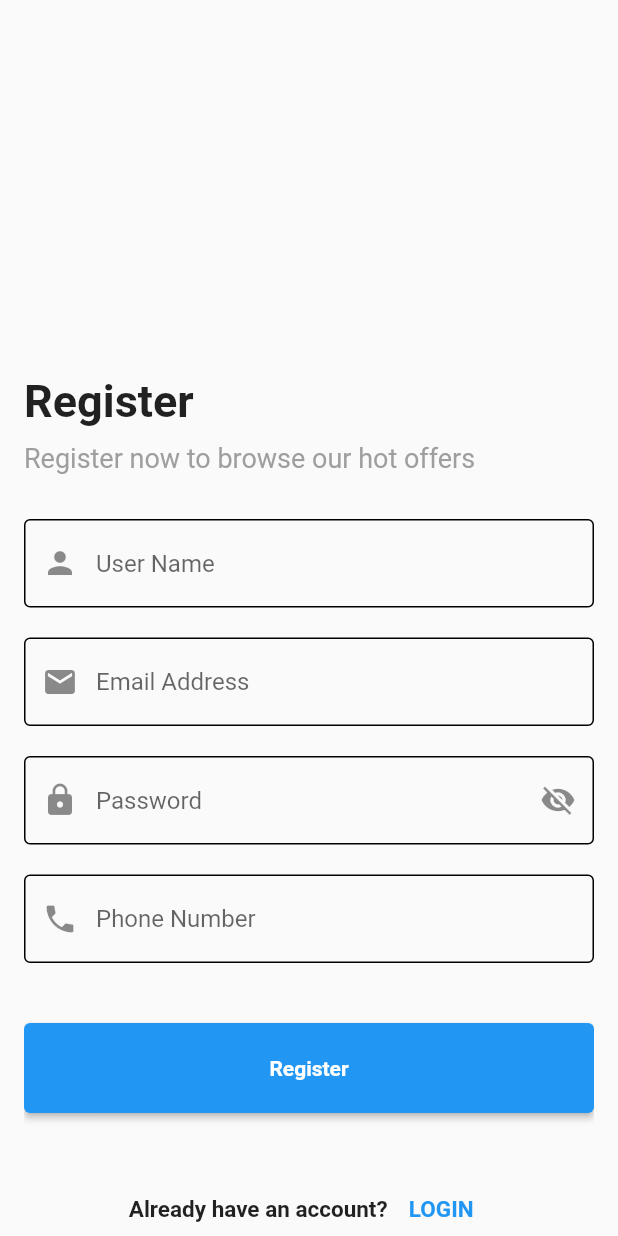
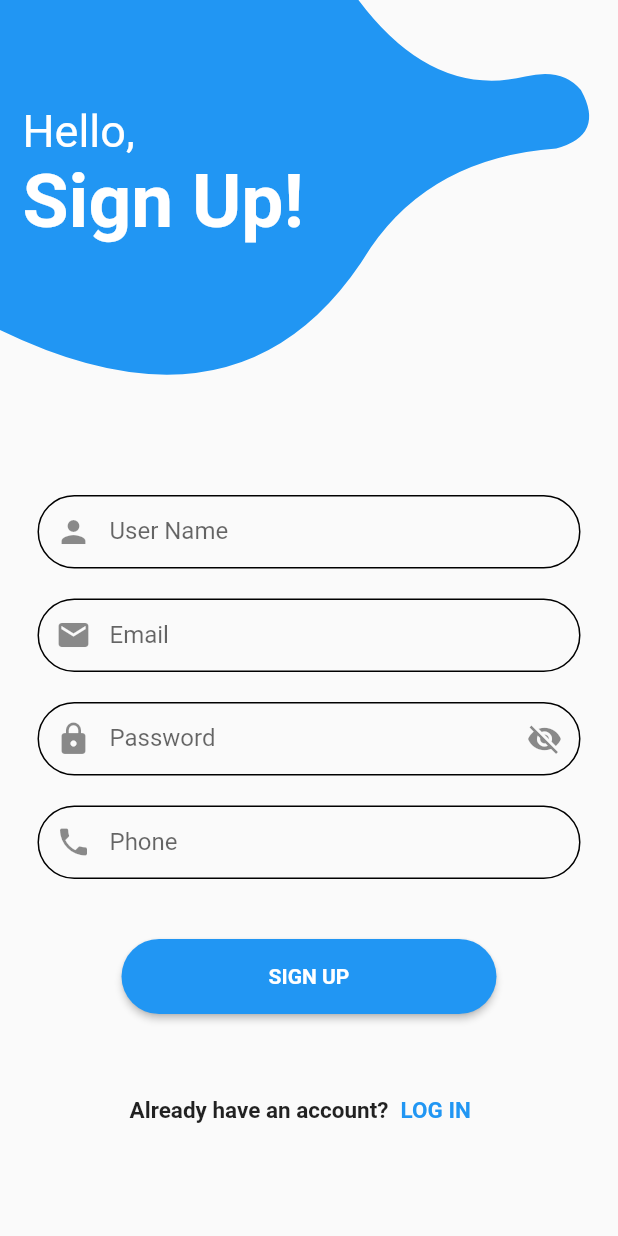
Before and after one commit to mostafa2ahmedev/socialApp, a Flutter app: the RegisterView screen opened directly, on a phone screen of 412 x 824 dp. Run offline on Flutter 3.47's test engine with Material 2 defaults, Android fonts, the phone set to English and light mode, and no system bars; our stand-ins replace cloud_firestore, firebase_auth, firebase_core, firebase_storage, flutter_bloc, font_awesome_flutter and 2 more; missing offline and left inert: icon_broken; accounts and stored records are empty.

Commit message:
SecondView

```diff
--- a/lib/Features/Auth/presenataion/Manger/AuthCubitStates.dart
+++ b/lib/Features/Auth/presenataion/Manger/AuthCubitStates.dart
@@ -1,10 +1,13 @@
 abstract class AuthStates {}
 
-// class ChangeAutoValidatorMode extends AuthStates {}
+class AuthInitialState extends AuthStates {}
+
+/////////////////////
+////////////////////
 class ChangeVisibilityMode extends AuthStates {}
 
-class LoginInitialState extends AuthStates {}
-
+///////////////////
+/////////////////
 class LoginLoadingState extends AuthStates {}
 
 class LoginSuccessState extends AuthStates {
@@ -19,6 +22,8 @@ class LoginFailureState extends AuthStates {
   LoginFailureState(this.error);
 }
 
+///////////////////////////////
+/////////////////////////
 class RegisterLoadingState extends AuthStates {}
 
 class RegisterSuccessState extends AuthStates {}
@@ -29,6 +34,8 @@ class RegisterFailureState extends AuthStates {
   RegisterFailureState(this.error);
 }
 
+//////////////////////////
+////////////////////////
 class CreateUserSuccessState extends AuthStates {}
 
 class CreateUserFailureState extends AuthStates {
--- /dev/null
+++ b/lib/Features/Auth/presenataion/views/AuthHome/AuthButton.dart
@@ -0,0 +1,19 @@
+import 'package:flutter/material.dart';
+
+class AuthButton extends StatelessWidget {
+  const AuthButton({super.key, required this.onpressed, required this.child});
+  final VoidCallback onpressed;
+
+  final Widget child;
+  @override
+  Widget build(BuildContext context) {
+    return ElevatedButton(
+      style: ElevatedButton.styleFrom(
+          minimumSize: const Size(250, 50),
+          shape:
+              RoundedRectangleBorder(borderRadius: BorderRadius.circular(25))),
+      onPressed: onpressed,
+      child: child,
+    );
+  }
+}
--- /dev/null
+++ b/lib/Features/Auth/presenataion/views/AuthHome/HaveAccountOrNot.dart
@@ -0,0 +1,35 @@
+import 'package:firebasepro/core/globalMethods.dart';
+import 'package:flutter/material.dart';
+
+class HaveAccountOrNot extends StatelessWidget {
+  const HaveAccountOrNot(
+      {super.key,
+      required this.text,
+      required this.textButton,
+      required this.widget});
+  final String text;
+  final String textButton;
+  final Widget widget;
+  @override
+  Widget build(BuildContext context) {
+    return Row(
+      mainAxisAlignment: MainAxisAlignment.center,
+      children: [
+        Text(
+          text,
+          style: const TextStyle(fontWeight: FontWeight.bold, fontSize: 15),
+        ),
+        TextButton(
+          onPressed: () {
+            GlobalMethod.navigatoReb(context, view: widget);
+          },
+          child: Text(
+            textButton,
+            style: const TextStyle(
+                fontSize: 15, color: Colors.blue, fontWeight: FontWeight.bold),
+          ),
+        ),
+      ],
+    );
+  }
+}
--- a/lib/core/widgets/TextFormField.dart
+++ b/lib/Features/Auth/presenataion/views/AuthHome/TextFormField.dart
@@ -12,6 +12,7 @@ class TextFormFieldAuth extends StatelessWidget {
     this.ontap,
     this.obscureText = false,
     required this.keyboardType,
+    required this.label,
   });
 
   final Function(String?)? onSaved;
@@ -23,6 +24,7 @@ class TextFormFieldAuth extends StatelessWidget {
   final VoidCallback? ontap;
   final bool obscureText;
   final TextInputType keyboardType;
+  final String label;
   @override
   Widget build(BuildContext context) {
     return TextFormField(
@@ -32,11 +34,22 @@ class TextFormFieldAuth extends StatelessWidget {
       validator: validator,
       onSaved: onSaved,
       decoration: InputDecoration(
+        contentPadding: const EdgeInsets.symmetric(
+          vertical: 15,
+        ),
+        label: Text(label),
         hintText: hinttext,
         prefixIcon: Icon(preicon),
         suffixIcon: GestureDetector(onTap: ontap, child: Icon(suficon)),
-        enabledBorder: const OutlineInputBorder(),
-        focusedBorder: const OutlineInputBorder(),
+        errorBorder: OutlineInputBorder(
+            borderRadius: BorderRadius.circular(30),
+            borderSide: const BorderSide(color: Colors.red)),
+        enabledBorder:
+            OutlineInputBorder(borderRadius: BorderRadius.circular(30)),
+        focusedBorder: OutlineInputBorder(
+          borderRadius: BorderRadius.circular(30),
+          borderSide: const BorderSide(color: Colors.blue),
+        ),
       ),
     );
   }
--- a/lib/Features/Auth/presenataion/views/RegisterView/RegisterView.dart
+++ b/lib/Features/Auth/presenataion/views/RegisterView/RegisterView.dart
@@ -8,10 +8,15 @@ class RegisterView extends StatelessWidget {
 
   @override
   Widget build(BuildContext context) {
-    return Scaffold(
-      body: BlocProvider(
-        create: (context) => AuthCubit(),
-        child: RegisterViewBody(),
+    return GestureDetector(
+      onTap: () {
+        FocusManager.instance.primaryFocus?.unfocus();
+      },
+      child: Scaffold(
+        body: BlocProvider(
+          create: (context) => AuthCubit(),
+          child: RegisterViewBody(),
+        ),
       ),
     );
   }
--- a/lib/Features/Auth/presenataion/views/RegisterView/widgets/RegisterViewBody.dart
+++ b/lib/Features/Auth/presenataion/views/RegisterView/widgets/RegisterViewBody.dart
@@ -1,12 +1,15 @@
 import 'package:firebasepro/Features/Auth/presenataion/Manger/AuthCubit.dart';
 import 'package:firebasepro/Features/Auth/presenataion/Manger/AuthCubitStates.dart';
-import 'package:firebasepro/Features/Auth/presenataion/views/loginview/loginview.dart';
+import 'package:firebasepro/Features/Auth/presenataion/views/AuthHome/AuthButton.dart';
+import 'package:firebasepro/Features/Auth/presenataion/views/AuthHome/HaveAccountOrNot.dart';
+import 'package:firebasepro/core/Clipper.dart';
+import 'package:firebasepro/core/globalMethods.dart';
 
-import 'package:firebasepro/core/widgets/TextFormField.dart';
 import 'package:flutter/material.dart';
 import 'package:flutter_bloc/flutter_bloc.dart';
 
-import '../../../../../Feeds/presentation/Views/HomeView.dart';
+import '../../AuthHome/TextFormField.dart';
+import '../../loginview/loginview.dart';
 
 class RegisterViewBody extends StatelessWidget {
   RegisterViewBody({super.key});
@@ -19,39 +22,71 @@ class RegisterViewBody extends StatelessWidget {
   Widget build(BuildContext context) {
     return BlocConsumer<AuthCubit, AuthStates>(
       listener: (context, state) {
-        if (state is CreateUserSuccessState) {
-          Navigator.pushReplacement(context,
-              MaterialPageRoute(builder: (context) {
-            return const HomeView();
-          }));
+        // if (state is CreateUserSuccessState) {
+        //   Navigator.pushReplacement(context,
+        //       MaterialPageRoute(builder: (context) {
+        //     return const HomeView();
+        //   }));
+        // }
+        if (state is RegisterSuccessState) {
+          GlobalMethod.showSnakeBar(context,
+              text: 'user created successfuly', backGroundColor: Colors.green);
+          GlobalMethod.navigatoReb(
+            context,
+            view: const LoginView(),
+          );
+        } else if (state is RegisterFailureState) {
+          GlobalMethod.showSnakeBar(
+            context,
+            text: state.error,
+            backGroundColor: Colors.green,
+          );
         }
       },
       builder: (context, state) {
-        var cubit = BlocProvider.of<AuthCubit>(context);
+        var auth = BlocProvider.of<AuthCubit>(context);
 
-        return Padding(
-          padding: const EdgeInsets.only(left: 16, right: 16, top: 250),
-          child: Form(
+        return Form(
           key: _formKey,
           // autovalidateMode: cubit.autovalidateMode,
-            child: SingleChildScrollView(
+          child: Column(
+            children: [
+              ClipPath(
+                clipper: MyClipper(),
+                child: Container(
+                  color: Colors.blue,
+                  height: 300,
+                  width: double.infinity,
+                  child: const Padding(
+                    padding: EdgeInsets.only(top: 70, left: 15),
                     child: Column(
                       crossAxisAlignment: CrossAxisAlignment.start,
                       children: [
-                  const Text(
-                    'Register',
-                    style: TextStyle(fontSize: 30, fontWeight: FontWeight.bold),
+                        Text(
+                          'Hello,',
+                          style: TextStyle(fontSize: 30, color: Colors.white),
                         ),
-                  const SizedBox(
-                    height: 10,
+                        Text(
+                          'Sign Up!',
+                          style: TextStyle(
+                              fontSize: 50,
+                              color: Colors.white,
+                              fontWeight: FontWeight.bold),
                         ),
-                  const Text(
-                    'Register now to browse our hot offers',
-                    style: TextStyle(
-                      fontSize: 18,
-                      color: Colors.grey,
+                      ],
                     ),
                   ),
+                ),
+              ),
+              Expanded(
+                child: SingleChildScrollView(
+                  physics: const BouncingScrollPhysics(),
+                  child: Padding(
+                    padding:
+                        const EdgeInsets.only(left: 25, right: 25, bottom: 40),
+                    child: Column(
+                      crossAxisAlignment: CrossAxisAlignment.center,
+                      children: [
                         const SizedBox(
                           height: 30,
                         ),
@@ -66,6 +101,7 @@ class RegisterViewBody extends StatelessWidget {
                           },
                           hinttext: 'User Name',
                           preicon: Icons.person,
+                          label: 'User Name',
                         ),
                         const SizedBox(
                           height: 20,
@@ -86,6 +122,7 @@ class RegisterViewBody extends StatelessWidget {
                           },
                           hinttext: 'Email Address',
                           preicon: Icons.email,
+                          label: 'Email',
                         ),
                         const SizedBox(
                           height: 20,
@@ -102,12 +139,13 @@ class RegisterViewBody extends StatelessWidget {
                             return null;
                           },
                           ontap: () {
-                      cubit.changeVisibilityMode();
+                            auth.changeVisibilityMode();
                           },
-                    obscureText: cubit.isVisibility,
+                          obscureText: auth.isVisibility,
                           hinttext: 'Password',
                           preicon: Icons.lock,
-                    suficon: cubit.visibility,
+                          suficon: auth.visibility,
+                          label: 'Password',
                         ),
                         const SizedBox(
                           height: 20,
@@ -121,69 +159,54 @@ class RegisterViewBody extends StatelessWidget {
                             }
                             return null;
                           },
-                    hinttext: 'Phone Number',
+                          hinttext: 'Phone',
                           preicon: Icons.phone,
+                          label: 'Phone',
                         ),
                         const SizedBox(
                           height: 40,
                         ),
-                  ElevatedButton(
-                    style: ElevatedButton.styleFrom(
-                      minimumSize: const Size(double.infinity, 60),
-                    ),
-                    onPressed: () {
+                        AuthButton(
+                          onpressed: () {
+                            FocusManager.instance.primaryFocus?.unfocus();
+
                             if (_formKey.currentState!.validate()) {
-                        cubit.userRegister(
+                              auth.userRegister(
                                   name: usercontroller.text,
                                   email: emailcontroller.text,
                                   password: passwordcontroller.text,
                                   phone: phonecontroller.text);
+                              if (state is RegisterSuccessState) {
                                 emailcontroller.clear();
                                 passwordcontroller.clear();
                                 usercontroller.clear();
                                 phonecontroller.clear();
                               }
-                      // cubit.changeValidatorMode(a: AutovalidateMode.always);
+                            }
                           },
-                    child: const Text(
-                      'Register',
+                          child: state is RegisterLoadingState
+                              ? const CircularProgressIndicator(
+                                  color: Colors.white,
+                                )
+                              : const Text(
+                                  'SIGN UP',
                                   style: TextStyle(fontWeight: FontWeight.bold),
                                 ),
                         ),
                         const SizedBox(
                           height: 40,
                         ),
-                  Row(
-                    mainAxisAlignment: MainAxisAlignment.center,
-                    children: [
-                      const Text(
-                        'Already have an account? ',
-                        style: TextStyle(
-                            fontWeight: FontWeight.bold, fontSize: 15),
+                        const HaveAccountOrNot(
+                          text: 'Already have an account?',
+                          textButton: 'LOG IN ',
+                          widget: LoginView(),
                         ),
-                      TextButton(
-                          onPressed: () {
-                            Navigator.pushReplacement(
-                              context,
-                              MaterialPageRoute(
-                                builder: ((context) {
-                                  return const LoginView();
-                                }),
-                              ),
-                            );
-                          },
-                          child: const Text(
-                            'LOGIN',
-                            style: TextStyle(
-                                fontSize: 15,
-                                color: Colors.blue,
-                                fontWeight: FontWeight.bold),
-                          )),
-                    ],
-                  )
                       ],
                     ),
                   ),
+                ),
+              ),
+            ],
           ),
         );
       },
--- /dev/null
+++ b/lib/core/Clipper.dart
@@ -0,0 +1,30 @@
+import 'package:flutter/cupertino.dart';
+
+class MyClipper extends CustomClipper<Path> {
+  @override
+  Path getClip(Size size) {
+    Path path = Path();
+    path.lineTo(0, size.height - 80);
+    path.quadraticBezierTo(
+        size.width * 0.4, size.height, size.width * .6, size.height * 0.55);
+    path.quadraticBezierTo(size.width * 0.7, size.height * .35,
+        size.width * 0.9, size.height * 0.33);
+    path.quadraticBezierTo(size.width * 0.98, size.height * .3,
+        size.width * 0.94, size.height * 0.2);
+    path.quadraticBezierTo(size.width * 0.91, size.height * .15,
+        size.width * 0.85, size.height * 0.17);
+    path.quadraticBezierTo(
+        size.width * 0.7, size.height * .22, size.width * 0.58, 0);
+    // path.quadraticBezierTo(size.width * 0.88, size.height * .25,
+    //     size.width * 0.78, size.height * 0.15);
+    // path.quadraticBezierTo(
+    //     size.width * 0.6, size.height * .2, size.width * 0.5, 0);
+
+    return path;
+  }
+
+  @override
+  bool shouldReclip(covariant CustomClipper<Path> oldClipper) {
+    return true;
+  }
+}
--- a/pubspec.yaml
+++ b/pubspec.yaml
@@ -37,6 +37,8 @@ dependencies:
   flutter:
     sdk: flutter
   flutter_bloc: ^8.1.3
+  fluttertoast: ^8.2.2
+  font_awesome_flutter: ^10.5.0
   icon_broken: ^1.1.0
   image_picker: ^1.0.1
   shared_preferences: ^2.2.0
@@ -56,8 +58,8 @@ flutter:
   # the material Icons class.
   uses-material-design: true
   # To add assets to your application, add an assets section, like this:
-  # assets:
-  #   - images/a_dot_burr.jpeg
+  assets:
+    - assets/images/
   #   - images/a_dot_ham.jpeg
   # An image asset can refer to one or more resolution-specific "variants", see
   # https://flutter.dev/assets-and-images/#resolution-aware
```
Also changed, not shown: lib/Features/Auth/presenataion/Manger/AuthCubit.dart (+6 -16 lines), lib/Features/Auth/presenataion/views/AuthHome/AuthView.dart (added, +153 -0 lines), lib/Features/Auth/presenataion/views/AuthHome/LoginComponent.dart (added, +14 -0 lines), lib/Features/Auth/presenataion/views/loginview/loginview.dart (+9 -4 lines), lib/Features/Auth/presenataion/views/loginview/widgets/LoginViewBody.dart (+100 -62 lines), lib/core/globalMethods.dart (added, +43 -0 lines), lib/main.dart (+5 -5 lines), lib/core/BlocObserver.dart (renamed from lib/Features/Auth/presenataion/Manger/BlocObserver.dart), pubspec.lock, 2 other files. Lines whose indentation alone changed are shown as unchanged.
